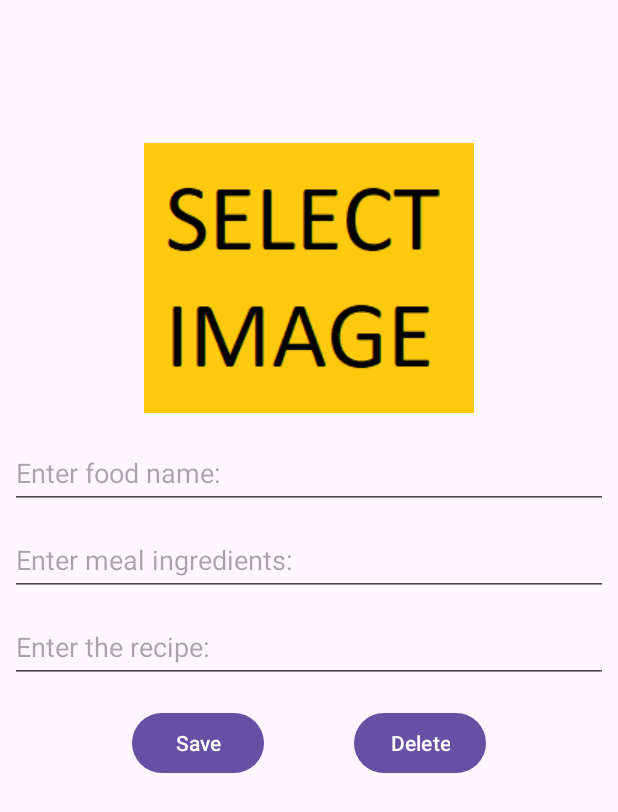
After one commit to brkgncr/Android-RecipeAppKotlin, an Android app: the fragment RecipeFragment placed in its activity, on a phone screen of 412 x 824 dp. The commit adds this screen. Shown: the top 812 px of the screen. Run offline under Robolectric (Android 15) with nearby library versions, the phone set to English and light mode, and no system bars.

Commit message:
Add Room, Navigation, and ViewBinding setup. Create and design fragments with layouts, configure RecyclerView for item listing. Set up and configure navigation actions between fragments and handle corresponding actions. Bind views in MainActivity and fragments.

```diff
--- /dev/null
+++ b/app/src/main/java/com/burak/cookbook/ListFragment.kt
@@ -0,0 +1,47 @@
+package com.burak.cookbook
+
+import android.os.Bundle
+import androidx.fragment.app.Fragment
+import android.view.LayoutInflater
+import android.view.View
+import android.view.ViewGroup
+import androidx.navigation.Navigation
+import com.burak.cookbook.databinding.FragmentListBinding
+
+
+class ListFragment : Fragment() {
+
+    private var _binding: FragmentListBinding? = null
+
+    private val binding get() = _binding!!
+
+    override fun onCreate(savedInstanceState: Bundle?) {
+        super.onCreate(savedInstanceState)
+    }
+
+    override fun onCreateView(
+        inflater: LayoutInflater, container: ViewGroup?,
+        savedInstanceState: Bundle?
+    ): View? {
+        _binding = FragmentListBinding.inflate(inflater, container, false)
+        val view = binding.root
+        return view
+    }
+
+    override fun onViewCreated(view: View, savedInstanceState: Bundle?) {
+        super.onViewCreated(view, savedInstanceState)
+
+        binding.floatingActionButton.setOnClickListener{ newAdd(it) }
+    }
+
+    fun newAdd(view : View) {
+        val action = ListFragmentDirections.actionListFragmentToRecipeFragment(info = "new", id = 0)
+        Navigation.findNavController(view).navigate(action)
+    }
+
+    override fun onDestroyView() {
+        super.onDestroyView()
+        _binding = null
+    }
+
+}
--- a/app/src/main/java/com/burak/cookbook/MainActivity.kt
+++ b/app/src/main/java/com/burak/cookbook/MainActivity.kt
@@ -5,12 +5,19 @@ import androidx.activity.enableEdgeToEdge
 import androidx.appcompat.app.AppCompatActivity
 import androidx.core.view.ViewCompat
 import androidx.core.view.WindowInsetsCompat
+import com.burak.cookbook.databinding.ActivityMainBinding
 
 class MainActivity : AppCompatActivity() {
+
+    private lateinit var binding: ActivityMainBinding
+
     override fun onCreate(savedInstanceState: Bundle?) {
         super.onCreate(savedInstanceState)
+        binding = ActivityMainBinding.inflate(layoutInflater)
+        val view = binding.root
+        setContentView(view)
         enableEdgeToEdge()
-        setContentView(R.layout.activity_main)
+
         ViewCompat.setOnApplyWindowInsetsListener(findViewById(R.id.main)) { v, insets ->
             val systemBars = insets.getInsets(WindowInsetsCompat.Type.systemBars())
             v.setPadding(systemBars.left, systemBars.top, systemBars.right, systemBars.bottom)
--- /dev/null
+++ b/app/src/main/java/com/burak/cookbook/RecipeFragment.kt
@@ -0,0 +1,72 @@
+package com.burak.cookbook
+
+import android.os.Bundle
+import androidx.fragment.app.Fragment
+import android.view.LayoutInflater
+import android.view.View
+import android.view.ViewGroup
+import com.burak.cookbook.databinding.FragmentRecipeBinding
+
+
+class RecipeFragment : Fragment() {
+
+    private var _binding: FragmentRecipeBinding? = null
+
+    private val binding get() = _binding!!
+
+    override fun onCreate(savedInstanceState: Bundle?) {
+        super.onCreate(savedInstanceState)
+    }
+
+    override fun onCreateView(
+        inflater: LayoutInflater, container: ViewGroup?,
+        savedInstanceState: Bundle?
+    ): View? {
+        _binding = FragmentRecipeBinding.inflate(inflater, container, false)
+        val view = binding.root
+        return view
+    }
+
+    override fun onViewCreated(view: View, savedInstanceState: Bundle?) {
+        super.onViewCreated(view, savedInstanceState)
+
+        binding.foodImageView.setOnClickListener{ selectImage(it)}
+        binding.saveButton.setOnClickListener{ save(it)}
+        binding.deleteButton.setOnClickListener{ delete(it) }
+
+        arguments?.let {
+            val info = RecipeFragmentArgs.fromBundle(it).info
+
+            if(info == "new"){
+                // Add new recipe
+                binding.deleteButton.isEnabled = false
+                binding.saveButton.isEnabled = true
+                binding.foodNameText.setText("")
+                binding.recipeText.setText("")
+                binding.mealIngredientsText.setText("")
+            } else {
+                // Show old recipe
+                binding.deleteButton.isEnabled = true
+                binding.saveButton.isEnabled = false
+            }
+        }
+    }
+
+    fun save(view : View){
+
+    }
+
+    fun delete(view : View){
+
+    }
+
+    fun selectImage(view : View){
+
+    }
+
+    override fun onDestroyView() {
+        super.onDestroyView()
+        _binding = null
+    }
+
+}
--- a/app/src/main/res/layout/activity_main.xml
+++ b/app/src/main/res/layout/activity_main.xml
@@ -7,13 +7,19 @@
     android:layout_height="match_parent"
     tools:context=".MainActivity">
 
-    <TextView
-        android:layout_width="wrap_content"
-        android:layout_height="wrap_content"
-        android:text="Hello World!"
+    <androidx.fragment.app.FragmentContainerView
+        android:id="@+id/fragmentContainerView"
+        android:name="androidx.navigation.fragment.NavHostFragment"
+        android:layout_width="409dp"
+        android:layout_height="729dp"
+        android:layout_marginStart="1dp"
+        android:layout_marginTop="1dp"
+        android:layout_marginEnd="1dp"
+        android:layout_marginBottom="1dp"
+        app:defaultNavHost="true"
         app:layout_constraintBottom_toBottomOf="parent"
         app:layout_constraintEnd_toEndOf="parent"
         app:layout_constraintStart_toStartOf="parent"
-        app:layout_constraintTop_toTopOf="parent" />
-
+        app:layout_constraintTop_toTopOf="parent"
+        app:navGraph="@navigation/nav_graph" />
 </androidx.constraintlayout.widget.ConstraintLayout>
--- /dev/null
+++ b/app/src/main/res/layout/fragment_recipe.xml
@@ -0,0 +1,94 @@
+<?xml version="1.0" encoding="utf-8"?>
+<androidx.constraintlayout.widget.ConstraintLayout
+    xmlns:android="http://schemas.android.com/apk/res/android"
+    xmlns:app="http://schemas.android.com/apk/res-auto"
+    xmlns:tools="http://schemas.android.com/tools"
+    android:layout_width="match_parent"
+    android:layout_height="match_parent"
+    tools:context=".RecipeFragment">
+
+
+    <ImageView
+        android:id="@+id/foodImageView"
+        android:layout_width="220dp"
+        android:layout_height="180dp"
+        android:layout_marginStart="95dp"
+        android:layout_marginTop="48dp"
+        android:layout_marginEnd="96dp"
+        android:onClick="selectImage"
+        android:src="@drawable/select_image"
+        app:layout_constraintEnd_toEndOf="parent"
+        app:layout_constraintStart_toStartOf="parent"
+        app:layout_constraintTop_toTopOf="parent" />
+
+    <EditText
+        android:id="@+id/foodNameText"
+        android:layout_width="0dp"
+        android:layout_height="48dp"
+        android:layout_marginStart="5dp"
+        android:layout_marginTop="16dp"
+        android:layout_marginEnd="5dp"
+        android:ems="10"
+        android:hint="Enter food name: "
+        android:inputType="text"
+        app:layout_constraintEnd_toEndOf="parent"
+        app:layout_constraintStart_toStartOf="parent"
+        app:layout_constraintTop_toBottomOf="@+id/foodImageView" />
+
+    <EditText
+        android:id="@+id/mealIngredientsText"
+        android:layout_width="0dp"
+        android:layout_height="48dp"
+        android:layout_marginStart="5dp"
+        android:layout_marginTop="10dp"
+        android:layout_marginEnd="5dp"
+        android:ems="10"
+        android:hint="Enter meal ingredients:"
+        android:inputType="text"
+        app:layout_constraintEnd_toEndOf="parent"
+        app:layout_constraintHorizontal_bias="0.0"
+        app:layout_constraintStart_toStartOf="parent"
+        app:layout_constraintTop_toBottomOf="@+id/foodNameText" />
+
+    <EditText
+        android:id="@+id/recipeText"
+        android:layout_width="0dp"
+        android:layout_height="48dp"
+        android:layout_marginStart="5dp"
+        android:layout_marginTop="10dp"
+        android:layout_marginEnd="5dp"
+        android:ems="10"
+        android:hint="Enter the recipe:"
+        android:inputType="text"
+        app:layout_constraintEnd_toEndOf="parent"
+        app:layout_constraintStart_toStartOf="parent"
+        app:layout_constraintTop_toBottomOf="@+id/mealIngredientsText" />
+
+    <LinearLayout
+        android:layout_width="match_parent"
+        android:layout_height="wrap_content"
+        android:layout_marginTop="16dp"
+        android:orientation="horizontal"
+        android:gravity="center"
+        app:layout_constraintEnd_toEndOf="parent"
+        app:layout_constraintStart_toStartOf="parent"
+        app:layout_constraintTop_toBottomOf="@+id/recipeText">
+
+        <Button
+            android:id="@+id/saveButton"
+            android:layout_width="wrap_content"
+            android:layout_height="wrap_content"
+            android:layout_marginRight="30dp"
+            android:onClick="save"
+            android:text="Save" />
+
+        <Button
+            android:id="@+id/deleteButton"
+            android:layout_width="wrap_content"
+            android:layout_height="wrap_content"
+            android:layout_marginLeft="30dp"
+            android:onClick="delete"
+            android:text="Delete" />
+    </LinearLayout>
+
+</androidx.constraintlayout.widget.ConstraintLayout>
--- /dev/null
+++ b/app/src/main/res/navigation/nav_graph.xml
@@ -0,0 +1,29 @@
+<?xml version="1.0" encoding="utf-8"?>
+<navigation xmlns:android="http://schemas.android.com/apk/res/android"
+    xmlns:app="http://schemas.android.com/apk/res-auto"
+    xmlns:tools="http://schemas.android.com/tools"
+    android:id="@+id/nav_graph"
+    app:startDestination="@id/listFragment">
+
+    <fragment
+        android:id="@+id/listFragment"
+        android:name="com.burak.cookbook.ListFragment"
+        android:label="fragment_list"
+        tools:layout="@layout/fragment_list" >
+        <action
+            android:id="@+id/action_listFragment_to_recipeFragment"
+            app:destination="@id/recipeFragment" />
+    </fragment>
+    <fragment
+        android:id="@+id/recipeFragment"
+        android:name="com.burak.cookbook.RecipeFragment"
+        android:label="fragment_recipe"
+        tools:layout="@layout/fragment_recipe" >
+        <argument
+            android:name="info"
+            app:argType="string" />
+        <argument
+            android:name="id"
+            app:argType="integer" />
+    </fragment>
+</navigation>
--- a/app/src/main/res/values/strings.xml
+++ b/app/src/main/res/values/strings.xml
@@ -1,3 +1,5 @@
 <resources>
     <string name="app_name">CookBook</string>
+    <!-- TODO: Remove or change this placeholder text -->
+    <string name="hello_blank_fragment">Hello blank fragment</string>
 </resources>
--- a/build.gradle.kts
+++ b/build.gradle.kts
@@ -2,4 +2,6 @@
 plugins {
     alias(libs.plugins.android.application) apply false
     alias(libs.plugins.kotlin.android) apply false
+    id ("androidx.navigation.safeargs.kotlin") version "2.7.7" apply false
+    id ("com.google.devtools.ksp") version "1.9.10-1.0.13" apply false
 }
```
Also changed, not shown: app/build.gradle.kts (+23 -1 lines), app/src/main/res/layout/fragment_list.xml (added, +35 -0 lines), app/src/main/res/layout/recycler_row.xml (added, +16 -0 lines), app/src/main/res/drawable/select_image.png (added).
